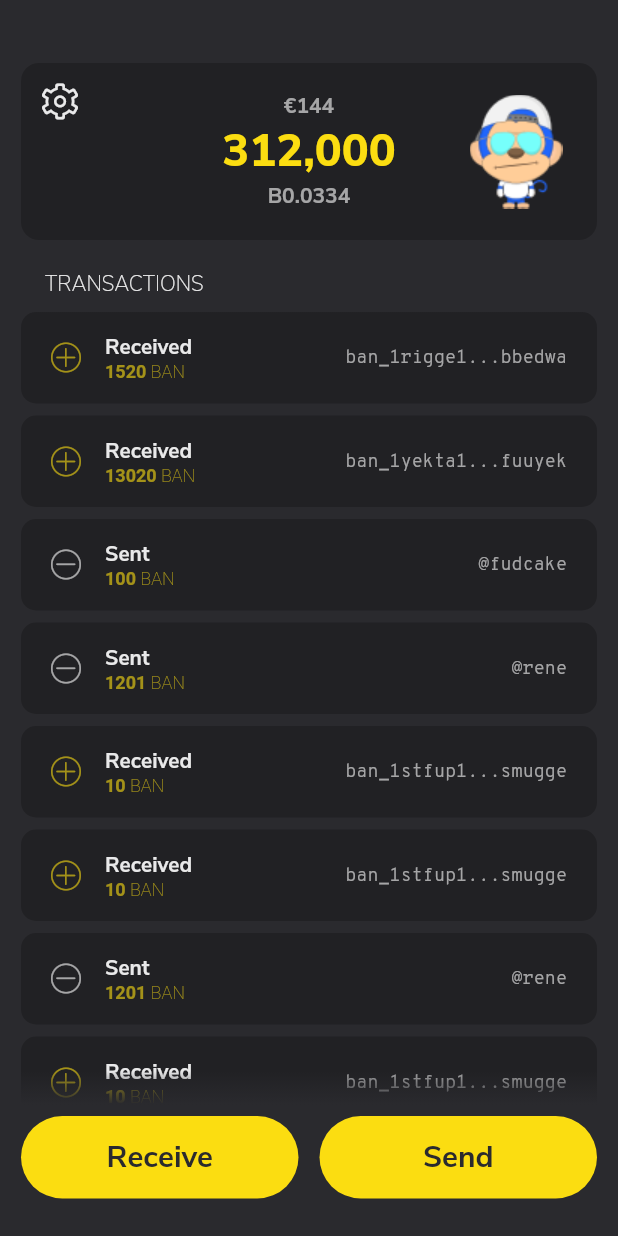
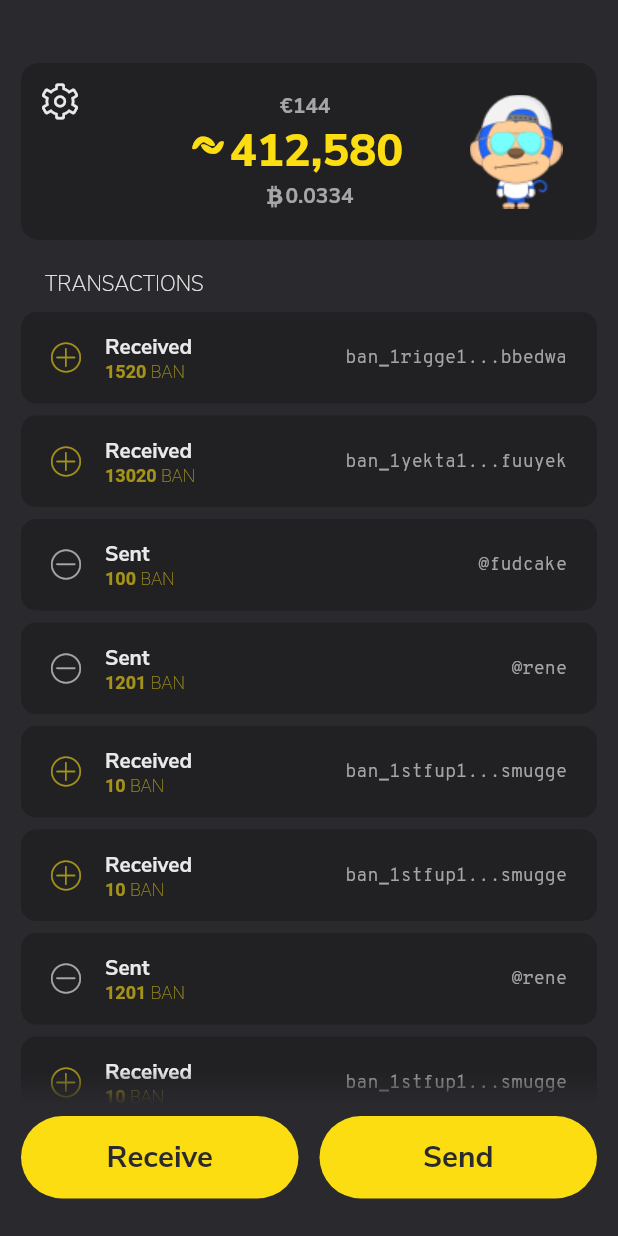
Before and after one commit to appditto/natrium_wallet_flutter, a Flutter app: the screen it shows after launch, on a phone screen of 412 x 824 dp. Run offline on Flutter 3.47's test engine with Material 2 defaults, Android fonts, the phone set to English and light mode, and no system bars.

Commit message:
BTC and Banano icons added

```diff
--- a/lib/cards.dart
+++ b/lib/cards.dart
@@ -31,24 +31,43 @@ Widget buildMainCard() {
               crossAxisAlignment: CrossAxisAlignment.center,
               mainAxisAlignment: MainAxisAlignment.center,
               children: <Widget>[
-                new Text("€144",
+                Container(
+                  margin: EdgeInsets.only(right:5.0),
+                  child: Text("€144",
                       textAlign: TextAlign.center,
                       style: TextStyle(
                           fontSize: 14.0,
                           fontWeight: FontWeight.w600,
                           color: white60)),
-                new Text("312,000",
+                ),
+                Row(
+                  children: <Widget>[
+                    Container(
+                      margin: EdgeInsets.only(right: 5.0),
+                      child: Icon(KaliumIcons.bananocurrency, color: yellow, size: 20)),
+                    Container(
+                      margin: EdgeInsets.only(right: 15.0),
+                      child: Text("412,580",
                           textAlign: TextAlign.center,
                           style: TextStyle(
                               fontSize: 30.0,
                               fontWeight: FontWeight.w900,
                               color: yellow)),
-                new Text("B0.0334",
+                    ),
+                  ],
+                ),
+                Row(
+                  children: <Widget>[
+                    Container(
+                      child: Icon(KaliumIcons.btc, color: white60, size: 14)),
+                    Text("0.0334",
                         textAlign: TextAlign.center,
                         style: TextStyle(
                             fontSize: 14.0,
                             fontWeight: FontWeight.w600,
                             color: white60)),
+                  ],
+                ),
               ],
             ),
           ),
@@ -162,8 +181,8 @@ Widget buildSentCard(String amount, String address) {
               children: <Widget>[
                 Container(
                     margin: new EdgeInsets.only(right: 16.0),
-                    child: new Icon(KaliumIcons.sent,
-                        color: white60, size: 20)),
+                    child:
+                        new Icon(KaliumIcons.sent, color: white60, size: 20)),
                 Column(
                   crossAxisAlignment: CrossAxisAlignment.start,
                   children: <Widget>[
--- a/lib/kalium_icons.dart
+++ b/lib/kalium_icons.dart
@@ -43,4 +43,6 @@ class KaliumIcons {
   static const IconData logout = const IconData(0xe814, fontFamily: _kFontFam);
   static const IconData sent = const IconData(0xe815, fontFamily: _kFontFam);
   static const IconData received = const IconData(0xe816, fontFamily: _kFontFam);
+  static const IconData btc = const IconData(0xe818, fontFamily: _kFontFam);
+  static const IconData bananocurrency = const IconData(0xe819, fontFamily: _kFontFam);
 }
```
Also changed, not shown: fonts/KaliumIcons.ttf. Lines whose indentation alone changed are shown as unchanged.
